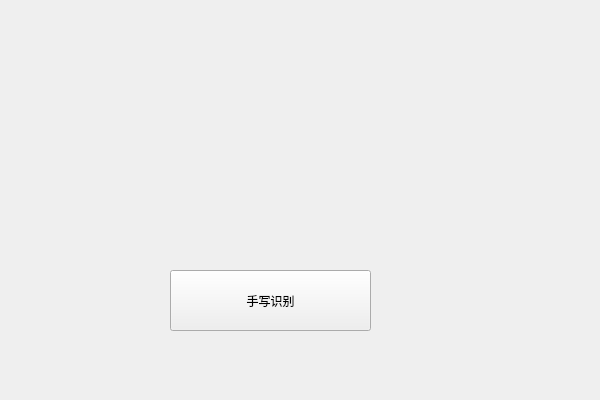
Old version of the form HWR/HWR/hwr.ui in the repository xiaojianwu/HWRDemo.
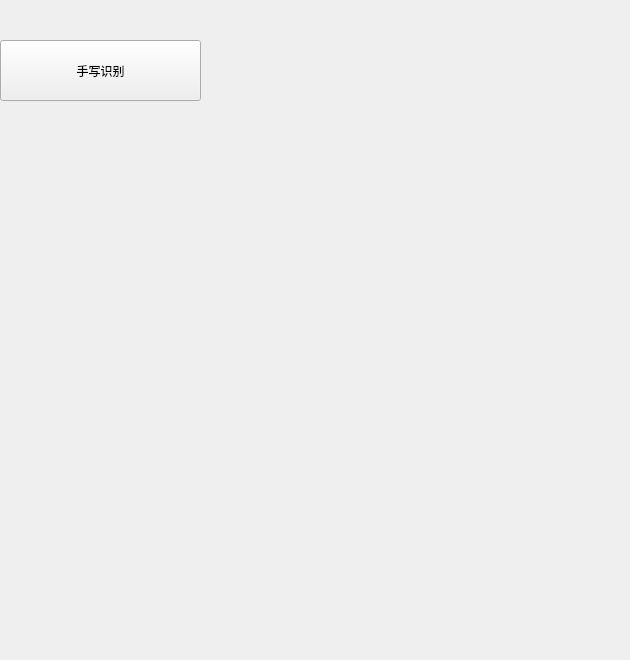
New version of the form.

Commit message: 增加google input tools handwriting

Patch:
```diff
--- a/HWR/HWR/hwr.ui
+++ b/HWR/HWR/hwr.ui
@@ -6,8 +6,8 @@
    <rect>
     <x>0</x>
     <y>0</y>
-    <width>600</width>
-    <height>400</height>
+    <width>630</width>
+    <height>660</height>
    </rect>
   </property>
   <property name="windowTitle">
@@ -16,8 +16,8 @@
   <widget class="QPushButton" name="pushButton">
    <property name="geometry">
     <rect>
-     <x>170</x>
-     <y>270</y>
+     <x>0</x>
+     <y>40</y>
      <width>201</width>
      <height>61</height>
     </rect>
@@ -26,11 +26,26 @@
     <string>手写识别</string>
    </property>
   </widget>
+  <widget class="QWidget" name="horizontalLayoutWidget">
+   <property name="geometry">
+    <rect>
+     <x>0</x>
+     <y>200</y>
+     <width>581</width>
+     <height>411</height>
+    </rect>
+   </property>
+   <layout class="QHBoxLayout" name="horizontalLayout_handwriting">
+    <item>
+     <widget class="QWidget" name="widget_hwArea" native="true"/>
+    </item>
+   </layout>
+  </widget>
   <widget class="QWidget" name="">
    <property name="geometry">
     <rect>
-     <x>70</x>
-     <y>120</y>
+     <x>0</x>
+     <y>10</y>
      <width>431</width>
      <height>22</height>
     </rect>
```
The commit also changes 9 other files.
